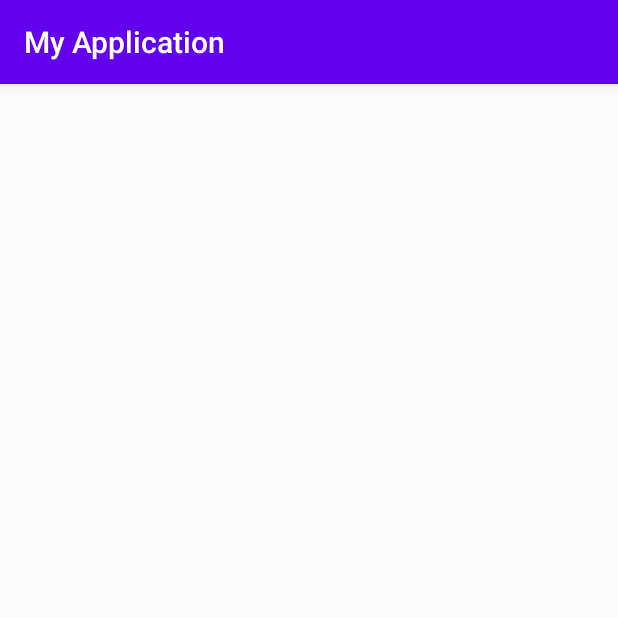
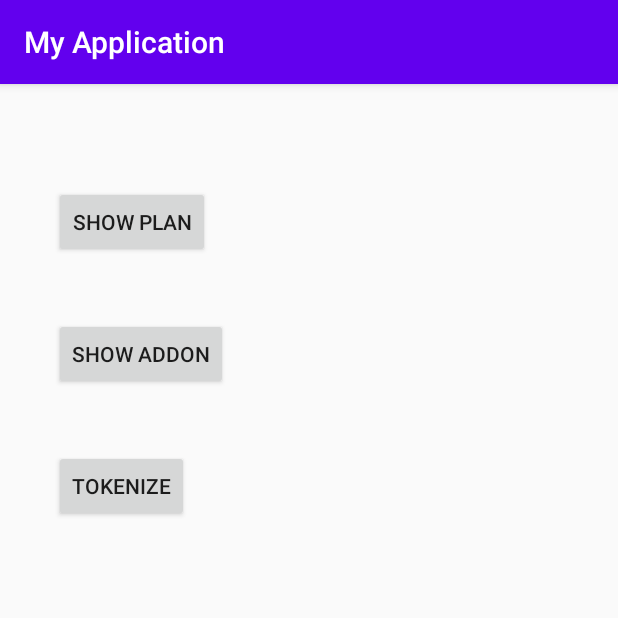
Before and after one commit to cb-prabu/chargebee-android, an Android app: the screen it shows after launch (PlanInJavaActivity before the commit, MainActivity after it), on a phone screen of 412 x 824 dp, the top half of it. Run offline under Robolectric (Android 15) with nearby library versions, the phone set to English and light mode, and no system bars.

Commit message:
docs: add sample application activity to get card details - wip

```diff
--- a/app/src/main/java/com/test/myapplication/MainActivity.kt
+++ b/app/src/main/java/com/test/myapplication/MainActivity.kt
@@ -1,22 +1,38 @@
 package com.test.myapplication
 
+import android.content.Intent
 import android.os.Bundle
-import android.util.Log
+import android.widget.Button
 import androidx.appcompat.app.AppCompatActivity
-import androidx.lifecycle.ViewModelProvider
 
 class MainActivity : AppCompatActivity() {
+    private var planBtn: Button? = null
+    private var addonBtn: Button? = null
+    private var tokenizeBtn: Button? = null
+
     override fun onCreate(savedInstanceState: Bundle?) {
         super.onCreate(savedInstanceState)
         setContentView(R.layout.activity_main)
-        val viewModel = ViewModelProvider(
-            this,
-            ViewModelProvider.AndroidViewModelFactory(application)
-        )[TokenViewModel::class.java]
+        this.addonBtn = findViewById(R.id.addon_btn)
+        this.planBtn = findViewById(R.id.plan_btn)
+        this.tokenizeBtn = findViewById(R.id.tokenize_btn)
+        initializeListeners()
+    }
 
-        Log.d("message", "Another message")
-        PlanViewModel().retrievePlan()
-//        AddonViewModel().retrieveAddon()
-//        viewModel.createToken()
+    private fun initializeListeners() {
+        this.addonBtn?.setOnClickListener {
+            val intent = Intent(this, PlanInJavaActivity::class.java)
+            startActivity(intent)
+        }
+        this.planBtn?.setOnClickListener {
+            val intent = Intent(this, PlanInJavaActivity::class.java)
+            startActivity(intent)
+        }
+        this.tokenizeBtn?.setOnClickListener {
+            val intent = Intent(this, TokenizeActivity::class.java)
+            startActivity(intent)
+        }
     }
+
+
 }
--- a/app/src/main/res/layout/activity_main.xml
+++ b/app/src/main/res/layout/activity_main.xml
@@ -6,13 +6,36 @@
     android:layout_height="match_parent"
     tools:context=".MainActivity">
 
-    <TextView
+    <Button
+        android:id="@+id/plan_btn"
         android:layout_width="wrap_content"
         android:layout_height="wrap_content"
-        android:text="Hello World!"
-        app:layout_constraintBottom_toBottomOf="parent"
-        app:layout_constraintLeft_toLeftOf="parent"
-        app:layout_constraintRight_toRightOf="parent"
+        android:layout_marginTop="68dp"
+        android:text="Show Plan"
+        app:layout_constraintEnd_toEndOf="parent"
+        app:layout_constraintHorizontal_bias="0.117"
+        app:layout_constraintStart_toStartOf="parent"
         app:layout_constraintTop_toTopOf="parent" />
 
+    <Button
+        android:id="@+id/addon_btn"
+        android:layout_width="wrap_content"
+        android:layout_height="wrap_content"
+        android:layout_marginTop="40dp"
+        android:text="Show Addon"
+        app:layout_constraintEnd_toEndOf="parent"
+        app:layout_constraintHorizontal_bias="0.121"
+        app:layout_constraintStart_toStartOf="parent"
+        app:layout_constraintTop_toBottomOf="@+id/plan_btn" />
+
+    <Button
+        android:id="@+id/tokenize_btn"
+        android:layout_width="wrap_content"
+        android:layout_height="wrap_content"
+        android:layout_marginTop="40dp"
+        android:text="Tokenize"
+        app:layout_constraintEnd_toEndOf="parent"
+        app:layout_constraintHorizontal_bias="0.111"
+        app:layout_constraintStart_toStartOf="parent"
+        app:layout_constraintTop_toBottomOf="@+id/addon_btn" />
 </androidx.constraintlayout.widget.ConstraintLayout>
```
Also changed, not shown: app/src/main/AndroidManifest.xml (+4 -3 lines), app/src/main/java/com/test/myapplication/AddonActivity.kt (added, +11 -0 lines), app/src/main/java/com/test/myapplication/PlanInJavaActivity.java (+15 -3 lines), app/src/main/java/com/test/myapplication/TokenViewModel.kt (+30 -18 lines), app/src/main/java/com/test/myapplication/TokenizeActivity.kt (added, +48 -0 lines), app/src/main/res/layout/activity_addon.xml (added, +9 -0 lines), app/src/main/res/layout/activity_tokenize.xml (added, +86 -0 lines).
